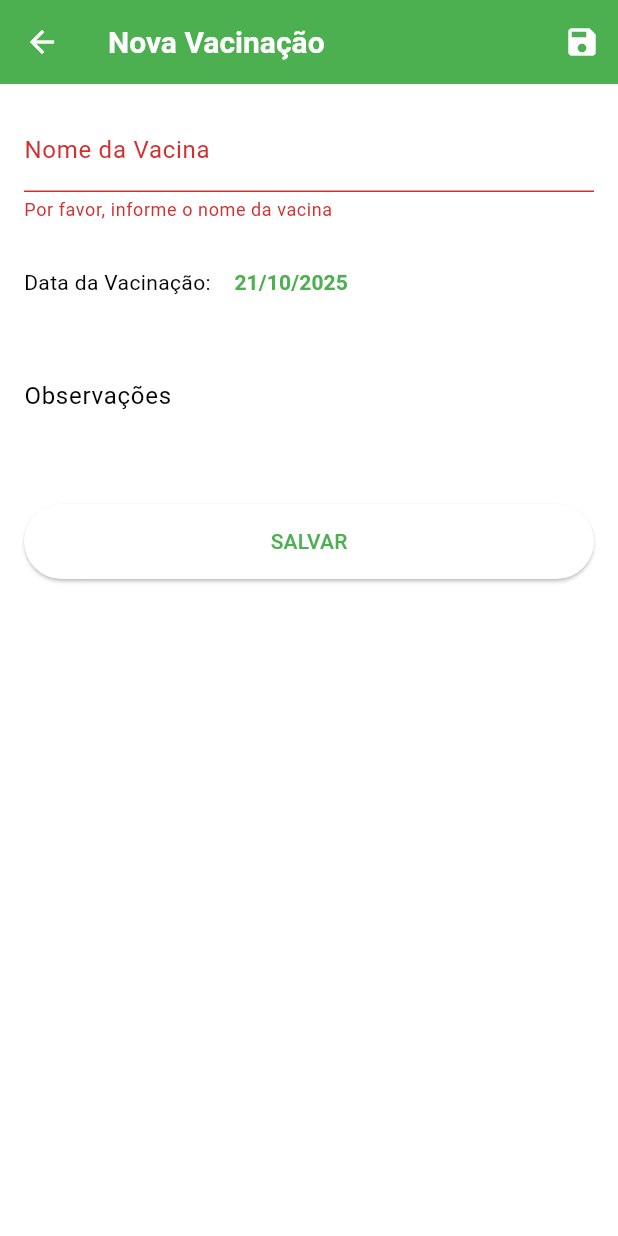
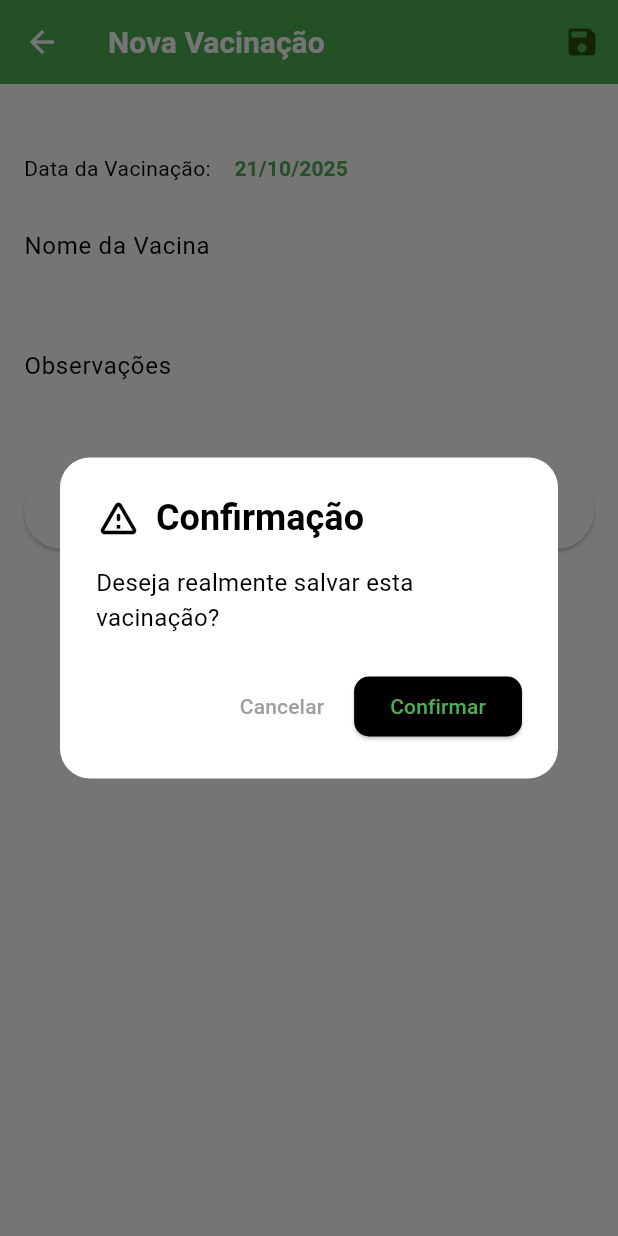
Before and after one commit to 3DV5/ReTech_Gerenciamento_De_Rebanho, a Flutter app: the VaccinationFormScreen screen opened directly with empty values, after a tap on "SALVAR", on a phone screen of 412 x 824 dp. Run offline on Flutter 3.47's test engine with Material 3 defaults, Android fonts, the phone set to English and light mode, and no system bars; our stand-ins replace shared_preferences; accounts and stored records are empty.

Commit message:
BACKUP_20_10_2025

```diff
--- a/gerenciamento_rebanho/lib/screens/vaccination_form_screen.dart
+++ b/gerenciamento_rebanho/lib/screens/vaccination_form_screen.dart
@@ -17,8 +17,8 @@ class _VaccinationFormScreenState extends State<VaccinationFormScreen> {
   final _formKey = GlobalKey<FormState>();
   var _isLoading = false;
   final _vaccinationData = {
+    'date': DateTime.now(),
     'name': '',
-    'date': DateTime.now(),
     'notes': '',
   };
 
@@ -38,9 +38,8 @@ class _VaccinationFormScreenState extends State<VaccinationFormScreen> {
 
   Future<void> _saveForm() async {
     final isValid = _formKey.currentState!.validate();
-    if (!isValid) {
-      return;
-    }
+    if (!isValid) return;
+
     _formKey.currentState!.save();
     setState(() {
       _isLoading = true;
@@ -48,13 +47,14 @@ class _VaccinationFormScreenState extends State<VaccinationFormScreen> {
 
     try {
       final vaccination = Vaccination.create(
+        date: _vaccinationData['date'] as DateTime,
         name: _vaccinationData['name'] as String,
-        date: _vaccinationData['date'] as DateTime,
         notes: _vaccinationData['notes'] as String,
       );
 
       await Provider.of<CattleProvider>(context, listen: false)
           .addVaccination(widget.cattleId, vaccination);
+
       Navigator.of(context).pop();
     } catch (error) {
       await showDialog(
@@ -65,9 +65,7 @@ class _VaccinationFormScreenState extends State<VaccinationFormScreen> {
           actions: [
             TextButton(
               child: const Text('OK'),
-              onPressed: () {
-                Navigator.of(ctx).pop();
-              },
+              onPressed: () => Navigator.of(ctx).pop(),
             ),
           ],
         ),
@@ -79,6 +77,53 @@ class _VaccinationFormScreenState extends State<VaccinationFormScreen> {
     });
   }
 
+  Future<void> _confirmSave() async {
+    final confirm = await showDialog<bool>(
+      context: context,
+      barrierDismissible: false,
+      builder: (ctx) => AlertDialog(
+        shape: RoundedRectangleBorder(
+          borderRadius: BorderRadius.circular(20),
+        ),
+        title: Row(
+          children: const [
+            Icon(Icons.warning_amber_rounded, color: Colors.black, size: 30),
+            SizedBox(width: 10),
+            Text(
+              'Confirmação',
+              style: TextStyle(fontWeight: FontWeight.bold),
+            ),
+          ],
+        ),
+        content: const Text(
+          'Deseja realmente salvar esta vacinação?',
+          style: TextStyle(fontSize: 16),
+        ),
+        actions: [
+          TextButton(
+            style: TextButton.styleFrom(foregroundColor: Colors.grey),
+            onPressed: () => Navigator.of(ctx).pop(false),
+            child: const Text('Cancelar'),
+          ),
+          ElevatedButton(
+            style: ElevatedButton.styleFrom(
+              backgroundColor: Colors.black,
+              shape: RoundedRectangleBorder(
+                borderRadius: BorderRadius.circular(10),
+              ),
+            ),
+            onPressed: () => Navigator.of(ctx).pop(true),
+            child: const Text('Confirmar'),
+          ),
+        ],
+      ),
+    );
+
+    if (confirm == true) {
+      _saveForm();
+    }
+  }
+
   @override
   Widget build(BuildContext context) {
     return Scaffold(
@@ -86,8 +131,8 @@ class _VaccinationFormScreenState extends State<VaccinationFormScreen> {
         title: const Text('Nova Vacinação'),
         actions: [
           IconButton(
-            icon: const Icon(Icons.save),
-            onPressed: _saveForm,
+            icon: const Icon(Icons.save, color: Color.fromARGB(255, 39, 78, 3)),
+            onPressed: _confirmSave,
           ),
         ],
       ),
@@ -99,19 +144,6 @@ class _VaccinationFormScreenState extends State<VaccinationFormScreen> {
                 key: _formKey,
                 child: ListView(
                   children: [
-                    TextFormField(
-                      decoration: const InputDecoration(labelText: 'Nome da Vacina'),
-                      textInputAction: TextInputAction.next,
-                      validator: (value) {
-                        if (value == null || value.isEmpty) {
-                          return 'Por favor, informe o nome da vacina';
-                        }
-                        return null;
-                      },
-                      onSaved: (value) {
-                        _vaccinationData['name'] = value!;
-                      },
-                    ),
                     Padding(
                       padding: const EdgeInsets.only(top: 16.0),
                       child: Row(
@@ -129,6 +161,18 @@ class _VaccinationFormScreenState extends State<VaccinationFormScreen> {
                       ),
                     ),
                     TextFormField(
+                      decoration: const InputDecoration(labelText: 'Nome da Vacina'),
+                      validator: (value) {
+                        if (value == null || value.isEmpty) {
+                          return 'Informe o nome da vacina';
+                        }
+                        return null;
+                      },
+                      onSaved: (value) {
+                        _vaccinationData['name'] = value ?? '';
+                      },
+                    ),
+                    TextFormField(
                       decoration: const InputDecoration(labelText: 'Observações'),
                       maxLines: 3,
                       keyboardType: TextInputType.multiline,
@@ -138,7 +182,7 @@ class _VaccinationFormScreenState extends State<VaccinationFormScreen> {
                     ),
                     const SizedBox(height: 20),
                     ElevatedButton(
-                      onPressed: _saveForm,
+                      onPressed: _confirmSave,
                       style: ElevatedButton.styleFrom(
                         padding: const EdgeInsets.symmetric(vertical: 15),
                       ),
```
Also changed, not shown: gerenciamento_rebanho/lib/screens/cattle_form_screen.dart (+51 -2 lines), gerenciamento_rebanho/lib/screens/insemination_form_screen.dart (+52 -3 lines), gerenciamento_rebanho/lib/screens/weight_form_screen.dart (+51 -2 lines).
